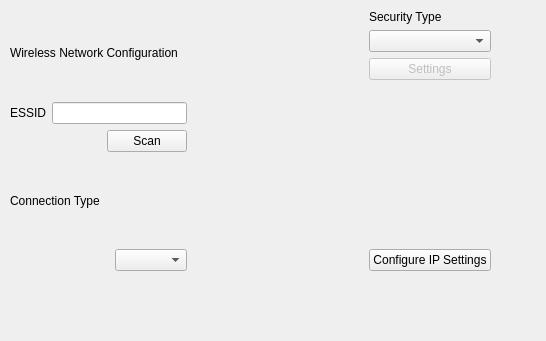
Qt form widgets/wirelesssettingswidget.ui (KDE/networkmanagement) before a commit.
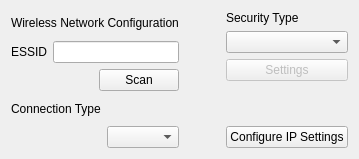
The same form after that commit.

Commit message: UI files polish, make them resize properly and set initial sizes to something seemingly sensible.

Diff of the .ui file:
```diff
--- a/widgets/wirelesssettingswidget.ui
+++ b/widgets/wirelesssettingswidget.ui
@@ -5,19 +5,12 @@
    <rect>
     <x>0</x>
     <y>0</y>
-    <width>546</width>
-    <height>341</height>
+    <width>359</width>
+    <height>159</height>
    </rect>
   </property>
-  <widget class="QWidget" name="horizontalLayoutWidget_4" >
-   <property name="geometry" >
-    <rect>
-     <x>10</x>
-     <y>10</y>
-     <width>481</width>
-     <height>261</height>
-    </rect>
-   </property>
+  <layout class="QVBoxLayout" name="verticalLayout_2" >
+   <item>
    <layout class="QHBoxLayout" name="horizontalLayout_5" >
     <item>
      <layout class="QVBoxLayout" name="verticalLayout_4" >
@@ -166,7 +159,8 @@
      </layout>
     </item>
    </layout>
-  </widget>
+   </item>
+  </layout>
  </widget>
  <resources/>
  <connections/>
```
Lines whose indentation alone changed are shown as unchanged. The commit also changes 2 other files.
